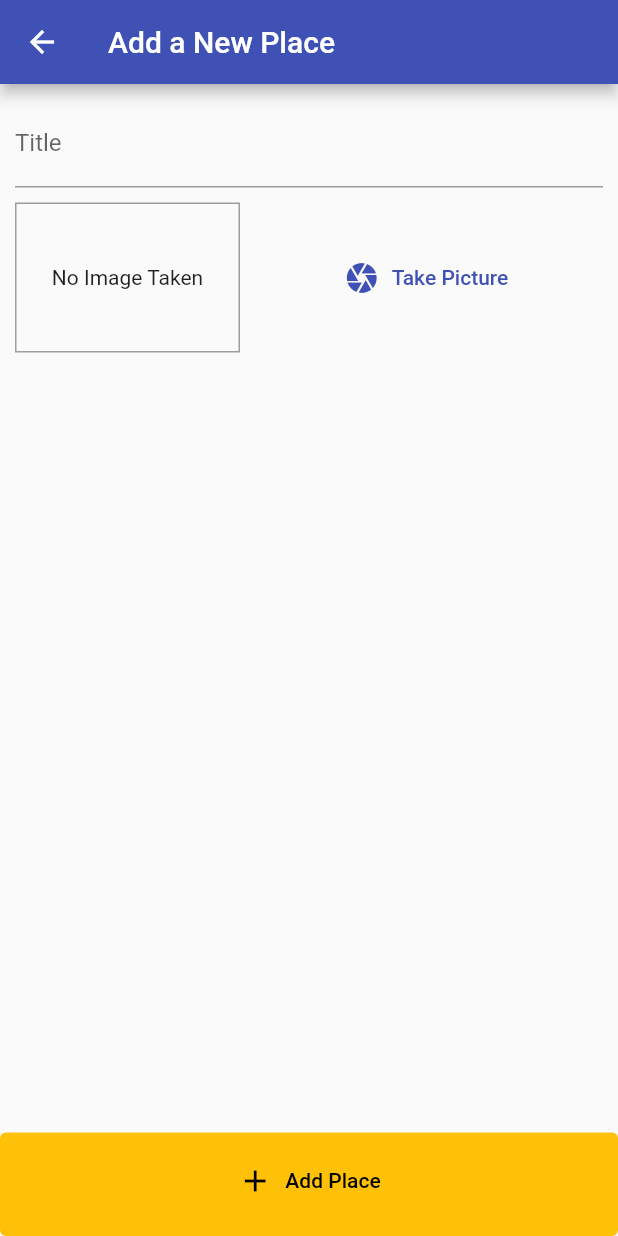
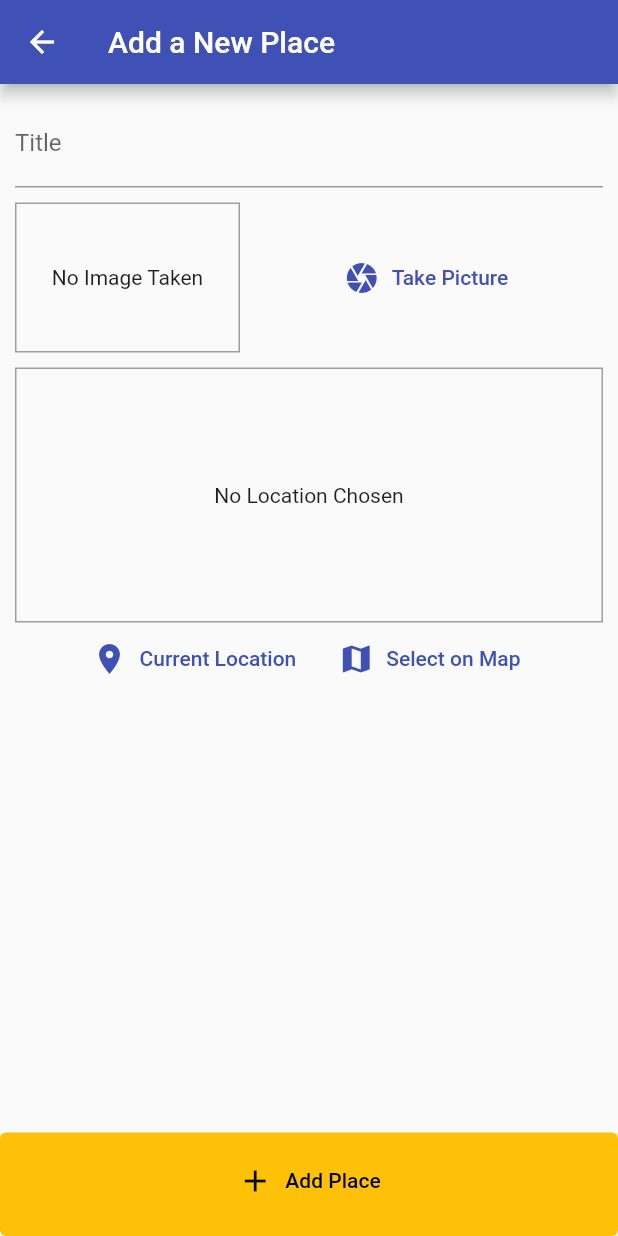
Before and after one commit to JRamos29/great_places_app, a Flutter app: the AddPlaceScreen screen opened by its route, on a phone screen of 412 x 824 dp. Run offline on Flutter 3.47's test engine with Material 2 defaults, Android fonts, the phone set to English and light mode, and no system bars; our stand-ins replace image_picker, sqflite; accounts and stored records are empty.

Commit message:
Installed location package. Adding location input.

```diff
--- a/lib/screens/add_place_screen.dart
+++ b/lib/screens/add_place_screen.dart
@@ -4,6 +4,7 @@ import 'package:flutter/material.dart';
 import 'package:provider/provider.dart';
 
 import '../widgets/image_input.dart';
+import '../widgets/location_input.dart';
 import '../providers/great_places.dart';
 
 class AddPlaceScreen extends StatefulWidget {
@@ -53,6 +54,10 @@ class _AddPlaceScreenState extends State<AddPlaceScreen> {
                       height: 10,
                     ),
                     ImageInput(_selectImage),
+                    SizedBox(
+                      height: 10,
+                    ),
+                    LocationInput(),
                   ],
                 ),
               ),
--- /dev/null
+++ b/lib/widgets/location_input.dart
@@ -0,0 +1,57 @@
+import 'package:flutter/material.dart';
+
+class LocationInput extends StatefulWidget {
+  @override
+  _LocationInputState createState() => _LocationInputState();
+}
+
+class _LocationInputState extends State<LocationInput> {
+  String _previewImageUrl;
+
+  @override
+  Widget build(BuildContext context) {
+    return Column(
+      children: <Widget>[
+        Container(
+          height: 170,
+          width: double.infinity,
+          alignment: Alignment.center,
+          decoration: BoxDecoration(
+            border: Border.all(width: 1, color: Colors.grey),
+          ),
+          child: _previewImageUrl == null
+              ? Text(
+                  'No Location Chosen',
+                  textAlign: TextAlign.center,
+                )
+              : Image.network(
+                  _previewImageUrl,
+                  fit: BoxFit.cover,
+                  width: double.infinity,
+                ),
+        ),
+        Row(
+          mainAxisAlignment: MainAxisAlignment.center,
+          children: <Widget>[
+            FlatButton.icon(
+              icon: Icon(
+                Icons.location_on,
+              ),
+              label: Text('Current Location'),
+              textColor: Theme.of(context).primaryColor,
+              onPressed: () {},
+            ),
+            FlatButton.icon(
+              icon: Icon(
+                Icons.map,
+              ),
+              label: Text('Select on Map'),
+              textColor: Theme.of(context).primaryColor,
+              onPressed: () {},
+            ),
+          ],
+        ),
+      ],
+    );
+  }
+}
--- a/pubspec.yaml
+++ b/pubspec.yaml
@@ -28,6 +28,7 @@ dependencies:
     path: ^1.8.0
     path_provider: ^2.0.7
     sqflite: ^2.0.1
+    location: ^4.3.0
 
     # The following adds the Cupertino Icons font to your application.
     # Use with the CupertinoIcons class for iOS style icons.
```
Also changed, not shown: pubspec.lock, 2 other files.
